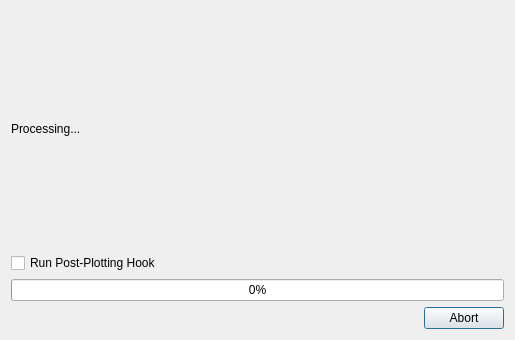
Above: dialogprogress.ui from makerslocal/localplot before the change. Below: the same form after it.
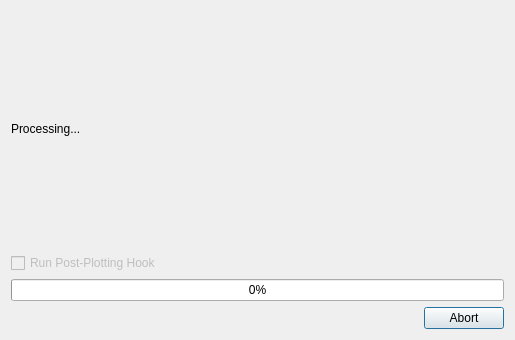
That is the form after the change.

Commit message: Added modal dialog to ext threads.

```diff
--- a/dialogprogress.ui
+++ b/dialogprogress.ui
@@ -23,6 +23,9 @@
    </item>
    <item>
     <widget class="QCheckBox" name="checkBox_hookFinishedEnabled">
+     <property name="enabled">
+      <bool>false</bool>
+     </property>
      <property name="text">
       <string>Run Post-Plotting Hook</string>
      </property>
```
The commit also changes 4 other files.
